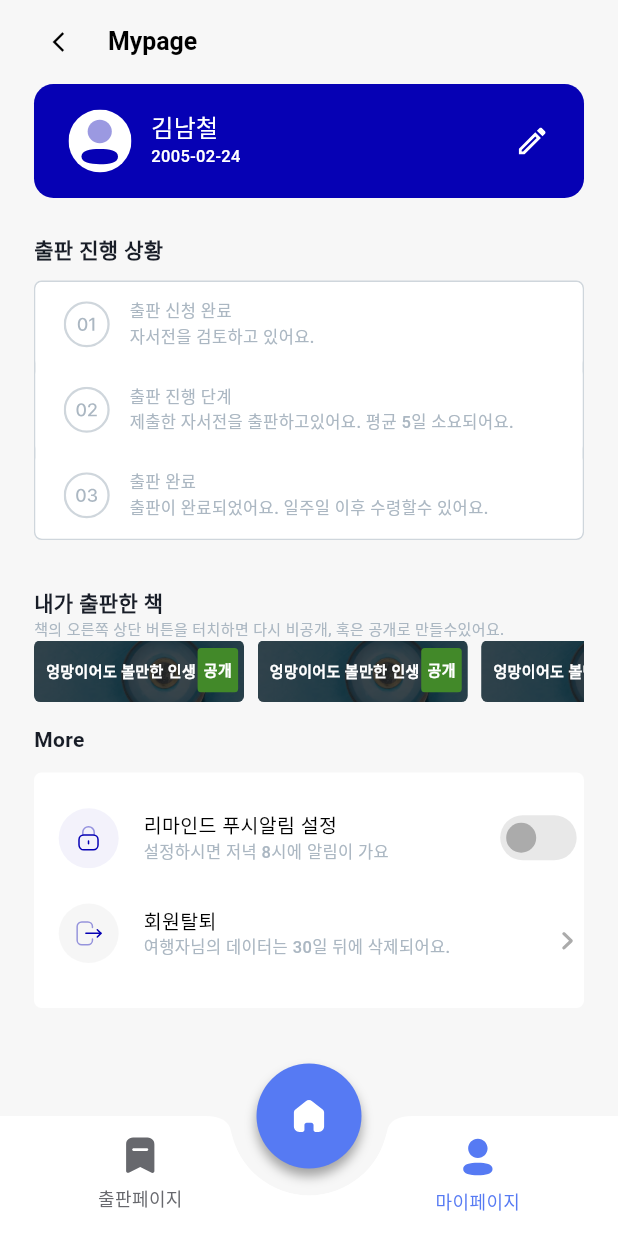
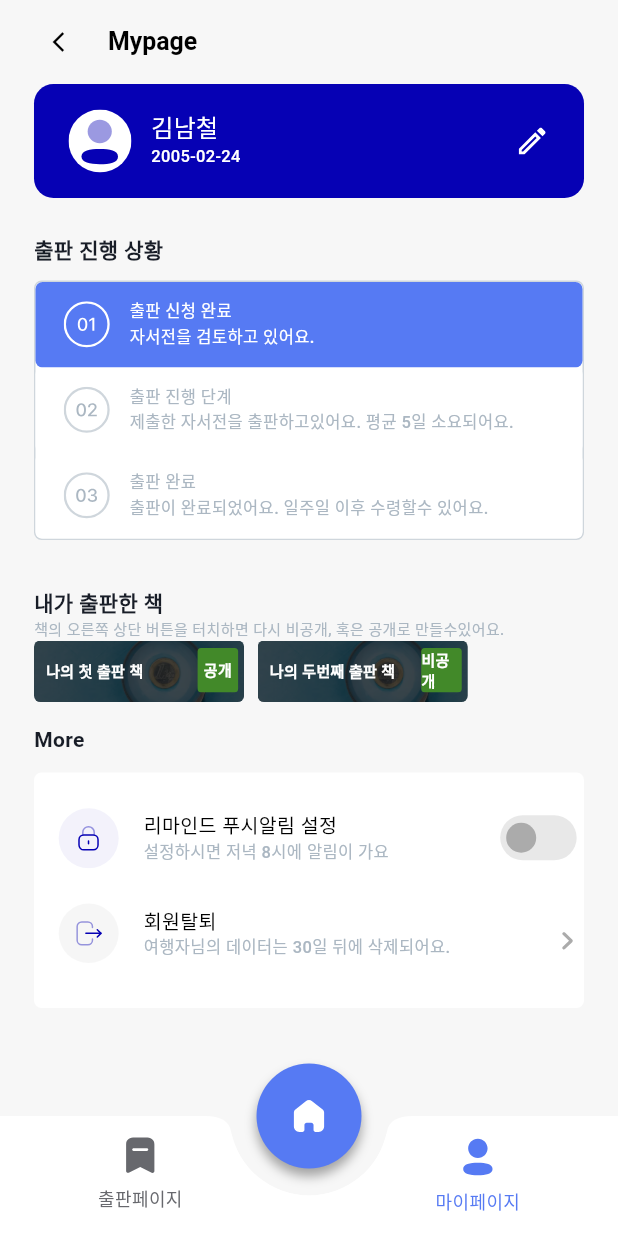
Before and after one commit to life-librarians/life-bookshelf-client, a Flutter app: the screen it shows after launch, after a tap on "출판페이지", after a tap on "마이페이지", on a phone screen of 412 x 824 dp. Run offline on Flutter 3.47's test engine with Material 3 defaults, Android fonts, the phone set to English and light mode, and no system bars; drawn by our look-alikes of flutter_switch; our stand-ins replace dotted_line, flutter_dotenv, flutter_native_splash, flutter_svg, get, shimmer; network calls fail; Roboto replaces fonts that are missing (Pretendard).

Commit message:
feat: 내가 출판한 책 연동

```diff
--- a/lib/models/mypage/mypage_model.dart
+++ b/lib/models/mypage/mypage_model.dart
@@ -10,99 +10,85 @@ class MyPageUserModel {
 
   factory MyPageUserModel.fromJson(Map<String, dynamic> json) {
     return MyPageUserModel(
-      name: json['name'],
-      bornedAt: json['bornedAt'],
-      gender: json['gender'],
-      hasChildren: json['hasChildren'],
+        name: json['name'],
+        bornedAt: json['bornedAt'],
+        gender: json['gender'],
+        hasChildren: json['hasChildren']
     );
   }
 }
 
-class MyPagePublicationModel {
+class BookDetailModel {
   final int bookId;
-  final String title;
-  final String coverImageUrl;
-  final String visibleScope;
-  final int page;
-  final DateTime createdAt;
-  final double price;
-  final String titlePosition;
-  final String publishStatus;
-  final DateTime requestAt;
-  final DateTime willPublishedAt;
+  final String? title;
+  final String? coverImageUrl;
+  final String? visibleScope;
+  final int? page;  // Nullable로 변경
+  final String? createdAt;
+  final int? price;  // Nullable로 변경
+  final String? titlePosition;
+  final String? publishStatus;
+  final String? requestAt;
+  final String? willPublishedAt;
 
-  MyPagePublicationModel({
+  BookDetailModel({
     required this.bookId,
     required this.title,
     required this.coverImageUrl,
     required this.visibleScope,
-    required this.page,
+    this.page,  // Nullable
     required this.createdAt,
-    required this.price,
+    this.price,  // Nullable
     required this.titlePosition,
     required this.publishStatus,
     required this.requestAt,
     required this.willPublishedAt,
   });
 
-  factory MyPagePublicationModel.fromJson(Map<String, dynamic> json) {
-    return MyPagePublicationModel(
+  factory BookDetailModel.fromJson(Map<String, dynamic> json) {
+    return BookDetailModel(
       bookId: json['bookId'],
-      title: json['title'],
-      coverImageUrl: json['coveImageUrl'],
-      visibleScope: json['visibleScope'],
-      page: json['page'],
-      createdAt: DateTime.parse(json['createdAt']),
-      price: json['price'],
-      titlePosition: json['titlePosition'],
-      publishStatus: json['publishStatus'],
-      requestAt: DateTime.parse(json['requestAt']),
-      willPublishedAt: DateTime.parse(json['willPublishedAt']),
+      title: json['title'] as String?,
+      coverImageUrl: json['coverImageUrl'] as String?,
+      visibleScope: json['visibleScope'] as String?,
+      page: json['page'] as int?,  // Null 처리
+      createdAt: json['createdAt'],
+      price: json['price'] as int?,  // Null 처리
+      titlePosition: json['titlePosition'] as String?,
+      publishStatus: json['publishStatus'] as String?,
+      requestAt: json['requestAt'] as String?,
+      willPublishedAt: json['willPublishedAt']as String?,
     );
   }
 }
 
-class MyPagePublicationSummary {
-  final int publicationId;
-  final String title;
 
-  MyPagePublicationSummary({required this.publicationId, required this.title});
+class BookListModel {
+  final List<BookDetailModel> results;
+  final int currentPage;
+  final int totalElements;
+  final int totalPages;
+  final bool hasNextPage;
+  final bool hasPreviousPage;
 
-  factory MyPagePublicationSummary.fromJson(Map<String, dynamic> json) {
-    if (json is! Map<String, dynamic>) {
-      throw FormatException('Data is not a Map<String, dynamic>');
-    }
-    return MyPagePublicationSummary(
-      publicationId: json['publicationId'] as int,
-      title: json['title'] as String,
+  BookListModel({
+    required this.results,
+    this.currentPage = 1,
+    this.totalElements = 0,
+    this.totalPages = 1,
+    required this.hasNextPage,
+    required this.hasPreviousPage,
+  });
+
+  factory BookListModel.fromJson(Map<String, dynamic> json) {
+    return BookListModel(
+      results: List<BookDetailModel>.from(json['results'].map((x) => BookDetailModel.fromJson(x))),
+      currentPage: json['currentPage'] ?? 1,
+      totalElements: json['totalElements'] ?? 0,
+      totalPages: json['totalPages'] ?? 1,
+      hasNextPage: json['hasNextPage'] ?? false,
+      hasPreviousPage: json['hasPreviousPage'] ?? false,
+
     );
   }
 }
-
-class PublicationResponse {
-  final List<MyPagePublicationSummary> results;
-  final bool hasNextPage;
-
-  PublicationResponse({required this.results, required this.hasNextPage});
-
-  factory PublicationResponse.fromJson(dynamic json) {
-    if (json is! Map<String, dynamic>) {
-      throw FormatException('Expected json to be a Map<String, dynamic>');
-    }
-
-    var resultsList = json['results'] as List;
-    List<MyPagePublicationSummary> results = resultsList.map((item) {
-      if (item is Map<String, dynamic>) {
-        return MyPagePublicationSummary.fromJson(item);
-      } else {
-        throw FormatException('Expected item to be a Map<String, dynamic>, got ${item.runtimeType}');
-      }
-    }).toList();
-
-    return PublicationResponse(
-      results: results,
-      hasNextPage: json['hasNextPage'] as bool,
-    );
-  }
-
-}
--- a/lib/services/mypage/mypage_service.dart
+++ b/lib/services/mypage/mypage_service.dart
@@ -1,14 +1,13 @@
 import 'package:http/http.dart' as http;
 import 'dart:convert';
 
-import 'package:life_bookshelf/models/mypage/mypage_model.dart';
-
+import 'package:life_bookshelf/models/mypage/mypage_model.dart';// Assume this is the model for the list of books with pagination
 
 class MyPageApiService {
-  // Base URL for the actual API
   final String baseUrl = "https://yourapi.com/api/v1";
 
   Future<MyPageUserModel> fetchUserProfile() async {
+    // Commented out real API call for demonstration purposes
     /*
     final response = await http.get(Uri.parse('$baseUrl/members/me'));
     if (response.statusCode == 200) {
@@ -17,7 +16,6 @@ class MyPageApiService {
       throw Exception('Failed to load user profile');
     }
     */
-
     // Mock response for testing
     var responseJson = json.encode({
       "name": "김남철",
@@ -28,37 +26,80 @@ class MyPageApiService {
     await Future.delayed(Duration(seconds: 1)); // Simulating network delay
     return MyPageUserModel.fromJson(json.decode(responseJson));
   }
-  Future<PublicationResponse> fetchMyPublications(int page, int size) async {
-    // Uncomment the following lines to use actual API call
+
+  Future<BookDetailModel> fetchBookDetails(int memberId) async {
+    // Commented out real API call for demonstration purposes
     /*
-    final response = await http.get(Uri.parse('$baseUrl/publications/me?page=$page&size=$size'));
+    final response = await http.get(Uri.parse('$baseUrl/books/$memberId'));
     if (response.statusCode == 200) {
-      return PublicationResponse.fromJson(json.decode(response.body));
+      return BookDetailModel.fromJson(json.decode(response.body));
     } else {
-      throw Exception('Failed to load publications list');
+      Map<String, dynamic> errorResponse = json.decode(response.body);
+      throw Exception('${errorResponse['code']}: ${errorResponse['message']}');
     }
     */
+    // Mock response for testing
+    var responseJson = json.encode({
+      "bookId": 2,
+      "title": "나의 두번째 출판 책",
+      "coverImageUrl": "https://my_second_book",
+      "visibleScope": "PRIVATE",
+      "page": 104,
+      "createdAt": "2023-01-02T00:00:00Z",
+      "price": 100000,
+      "titlePosition": "TOP",
+      "publishStatus": "REQUESTED",
+      "requestAt": "2023-01-03T00:00:00Z",
+      "willPublishedAt": "2023-01-16T00:00:00Z"
+    });
+    await Future.delayed(Duration(seconds: 1));  // Simulating network delay
+    return BookDetailModel.fromJson(json.decode(responseJson));
+  }
 
+  Future<BookListModel> fetchPublishedBooks(int page, int size) async {
+    // Commented out real API call for demonstration purposes
+    /*
+    final response = await http.get(Uri.parse('$baseUrl/books?page=$page&size=$size'));
+    if (response.statusCode == 200) {
+      return BookListModel.fromJson(json.decode(response.body));
+    } else {
+      Map<String, dynamic> errorResponse = json.decode(response.body);
+      throw Exception('${errorResponse['code']}: ${errorResponse['message']}');
+    }
+    */
+    // Mock response for testing
+    print("Fetching published books for page $page with size $size");
     var responseJson = json.encode({
       "results": [
+        {
+          "bookId": 1,
+          "publicationId": 1,
+          "title": "나의 첫 출판 책",
+          "contentPreview": "This is the story of my early life...",
+          "coverImageUrl": "https://my_first_book",
+          "visibleScope": "PUBLIC",
+          "page": 142,
+          "createdAt": "2023-01-01T00:00:00Z"
+        },
         {
           "bookId": 2,
           "publicationId": 2,
           "title": "나의 두번째 출판 책",
-          "contentPreview": "This is the story of my early life...",
-          "coveImageUrl": "https://my_second_book",
+          "contentPreview": "Continuing my journey...",
+          "coverImageUrl": "https://my_second_book",
           "visibleScope": "PRIVATE",
           "page": 104,
           "createdAt": "2023-01-02T00:00:00Z"
-        },
+        }
       ],
       "currentPage": 1,
-      "totalElements": 1,
+      "totalElements": 3,
       "totalPages": 1,
       "hasNextPage": false,
       "hasPreviousPage": false
     });
-    await Future.delayed(Duration(seconds: 1)); // Simulating network delay
-    return PublicationResponse.fromJson(json.decode(responseJson));
+
+    await Future.delayed(Duration(seconds: 1));  // Simulating network delay
+    return BookListModel.fromJson(json.decode(responseJson));
   }
 }
--- a/lib/viewModels/mypage/mypage_viewmodel.dart
+++ b/lib/viewModels/mypage/mypage_viewmodel.dart
@@ -6,10 +6,13 @@ class MypageViewModel extends GetxController {
   List<RxBool> switches = List.generate(6, (_) => false.obs);
 
   Rx<MyPageUserModel?> userModel = Rx<MyPageUserModel?>(null);
-  Rx<List<MyPagePublicationModel>> publications = Rx<List<MyPagePublicationModel>>([]);
+  // Additional Rx properties for books
+  Rx<BookDetailModel?> bookDetail = Rx<BookDetailModel?>(null);
+  Rx<BookListModel?> bookList = Rx<BookListModel?>(null);
+
   Rx<int?> latestPublicationId = Rx<int?>(null);
   RxBool isLoading = true.obs; // 로딩 상태 관리
-  RxString publishingStatus = 'rejected'.obs;
+  RxString publishingStatus = 'IN_PUBLISHING'.obs;
 
   final MyPageApiService apiService = MyPageApiService();
 
@@ -30,50 +33,39 @@ class MypageViewModel extends GetxController {
     }
   }
 
-  Future<void> loadPublications(int publicationId) async {
-    int currentPage = 1;
-    bool hasMore = true;
-    List<MyPagePublicationModel> allPublications = [];
-
+  Future<void> loadBookDetails(int memberId) async {
     try {
-      while (hasMore) {
-        final response = await apiService.fetchMyPublications(currentPage, 10);
-        allPublications.addAll(response.results.map((pub) => MyPagePublicationModel.fromJson(pub as Map<String, dynamic>)).toList());
-
-        hasMore = response.hasNextPage;
-        if (hasMore) currentPage++;
-      }
-
-      publications.value = allPublications;
-      print("All publications loaded: ${publications.value.length} items");
+      final result = await apiService.fetchBookDetails(memberId);
+      bookDetail.value = result;
+      publishingStatus.value = result.publishStatus!;
+      print("Book details loaded for member ID $memberId: ${bookDetail.value}");
     } catch (e) {
-      print("Failed to load publications: $e");
+      print("Failed to load book details: $e");
     }
   }
 
-  Future<void> fetchMostRecentPublication() async {
+  Future<void> loadPublishedBooks(int page, int size) async {
     try {
-      final response = await apiService.fetchMyPublications(1, 1);
-      if (response.results.isNotEmpty) {
-        latestPublicationId.value = response.results.first.publicationId;
-        print("Most recent publication ID: ${latestPublicationId.value}");
-        await loadPublications(latestPublicationId.value!);
-      }
+      final result = await apiService.fetchPublishedBooks(page, size);
+      bookList.value = result;
+      print("Book list loaded: ${bookList.value}");
     } catch (e) {
-      print("Failed to fetch most recent publication: $e");
+      print("Failed to load published books: $e");
     }
   }
 
   Future<void> loadAllData() async {
     isLoading.value = true;
-    await fetchMostRecentPublication();
     await loadUserProfile();
-    isLoading.value = false;
+    // Example: Load book details for a specific member ID and books list with pagination
+    await loadBookDetails(123); // Assuming 123 is a sample member ID
+    await loadPublishedBooks(1, 10); // Load the first page with 10 entries per page
+    isLoading.value = false; // Indicate that data loading is complete.
   }
 
   @override
   void onInit() {
     super.onInit();
-    loadAllData(); // 모든 데이터를 로딩하는 메서드
+    loadAllData(); // Load all data when initializing.
   }
 }
--- a/lib/views/mypage/components/publication_progress.dart
+++ b/lib/views/mypage/components/publication_progress.dart
@@ -61,12 +61,12 @@ class _pubAppSubmitted extends StatelessWidget {
     Color textColor2;
     String svgAsset;
 
-    if (viewmodel.publishingStatus == 'requested') {
+    if (viewmodel.publishingStatus == 'REQUESTED') {
       backgroundColor = ColorSystem.mainBlue;
       textColor1 = ColorSystem.white;
       textColor2 = ColorSystem.white;
       svgAsset = 'assets/icons/mypage/01_w.svg';
-    } else if (viewmodel.publishingStatus == 'request_confirmed' || viewmodel.publishingStatus == 'in_publishing' || viewmodel.publishingStatus == 'published') {
+    } else if (viewmodel.publishingStatus == 'REQUEST_CONFIRMED' || viewmodel.publishingStatus == 'IN_PUBLISHING' || viewmodel.publishingStatus == 'PUBLISHED') {
       backgroundColor = Colors.white; // 배경색 하얀색 유지
       textColor1 = ColorSystem.mypage.fontBlack;
       textColor2 = ColorSystem.mypage.fontGray;
@@ -126,12 +126,12 @@ class _PubInProgress extends StatelessWidget {
     Color textColor2;
     String svgAsset;
 
-    if (viewmodel.publishingStatus == 'requested' || viewmodel.publishingStatus == 'rejected') {
+    if (viewmodel.publishingStatus == 'REQUESTED' || viewmodel.publishingStatus == 'REJECTED') {
       backgroundColor = ColorSystem.white;
       textColor1 = ColorSystem.mypage.fontGray;
       textColor2 = ColorSystem.mypage.fontGray;
       svgAsset = 'assets/icons/mypage/02.svg';
-    } else if (viewmodel.publishingStatus == 'request_confirmed' ){
+    } else if (viewmodel.publishingStatus == 'REQUEST_CONFIRMED' ){
     backgroundColor = ColorSystem.mainBlue;
       textColor1 = ColorSystem.white;
       textColor2 = ColorSystem.white;
@@ -188,12 +188,12 @@ class _PubCompleted extends StatelessWidget {
     Color textColor2;
     String svgAsset;
 
-    if (viewmodel.publishingStatus == 'requested' || viewmodel.publishingStatus == 'request_confirmed' || viewmodel.publishingStatus == 'rejected')  {
+    if (viewmodel.publishingStatus == 'REQUESTED' || viewmodel.publishingStatus == 'REQUEST_CONFIRMED' || viewmodel.publishingStatus == 'REJECTED')  {
       backgroundColor = ColorSystem.white;
       textColor1 = ColorSystem.mypage.fontGray;
       textColor2 = ColorSystem.mypage.fontGray;
       svgAsset = 'assets/icons/mypage/03.svg';
-    } else if (viewmodel.publishingStatus == 'in_publishing' ){
+    } else if (viewmodel.publishingStatus == 'IN_PUBLISHING' ){
       backgroundColor = ColorSystem.mainBlue; // 배경색 하얀색 유지
       textColor1 = ColorSystem.white;
       textColor2 = ColorSystem.white;
--- a/lib/views/mypage/mypage_screen.dart
+++ b/lib/views/mypage/mypage_screen.dart
@@ -121,26 +121,41 @@ class _BooksPublished extends StatelessWidget {
   }
 }
 
+
 class _BookBoxs extends StatelessWidget {
   const _BookBoxs({super.key});
 
   @override
   Widget build(BuildContext context) {
+    // Access the ViewModel
+    final MypageViewModel viewModel = Get.find<MypageViewModel>();
+
     return Container(
       height: 41,
-      child: ListView.builder(
-        scrollDirection: Axis.horizontal, // 수평 스크롤 설정
-        itemCount: 10, // 예를 들어 10개의 _BookBox를 생성
+      child: Obx(() => ListView.builder(
+        scrollDirection: Axis.horizontal,
+        itemCount: viewModel.bookList.value?.results.length ?? 0,  // Use actual count from bookList
         itemBuilder: (context, index) {
-          return _BookBox(); // _BookBox 위젯을 여러 개 생성
+          final book = viewModel.bookList.value?.results[index];  // Get book details
+          return _BookBox(
+              title: book?.title ?? "No Title",  // Pass the title
+              visibility: book?.visibleScope == "PUBLIC" ? "공개" : "비공개"  // Determine visibility
+          );
         },
-      ),
+      )),
     );
   }
 }
 
 class _BookBox extends StatelessWidget {
-  const _BookBox({super.key});
+  final String title;
+  final String visibility;
+
+  const _BookBox({
+    super.key,
+    required this.title,
+    required this.visibility,
+  });
 
   @override
   Widget build(BuildContext context) {
@@ -166,7 +181,7 @@ class _BookBox extends StatelessWidget {
             child: Align(
               alignment: Alignment.centerLeft,
               child: Text(
-                "엉망이어도 볼만한 인생",
+                title,
                 style: FontSystem.KR10B.copyWith(color: Colors.white),
               ),
             ),
@@ -183,7 +198,7 @@ class _BookBox extends StatelessWidget {
                 height: 29.51,
                 child: Center(
                   child: Text(
-                  "공개",
+                    visibility,
                     style: FontSystem.KR10B.copyWith(color: Colors.white),
                   ),
                 )
```
Lines whose indentation alone changed are shown as unchanged.
